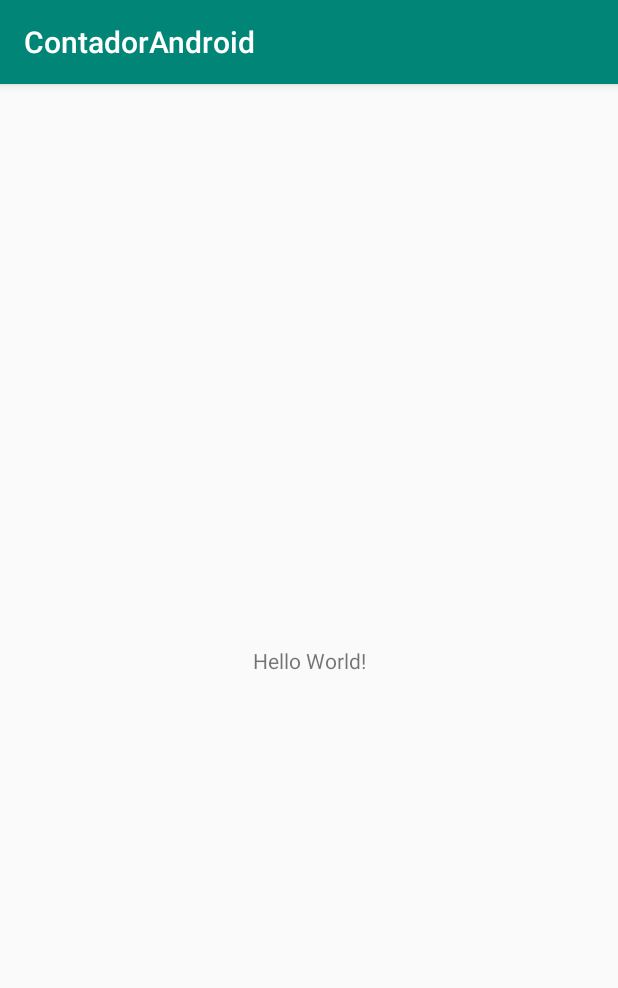
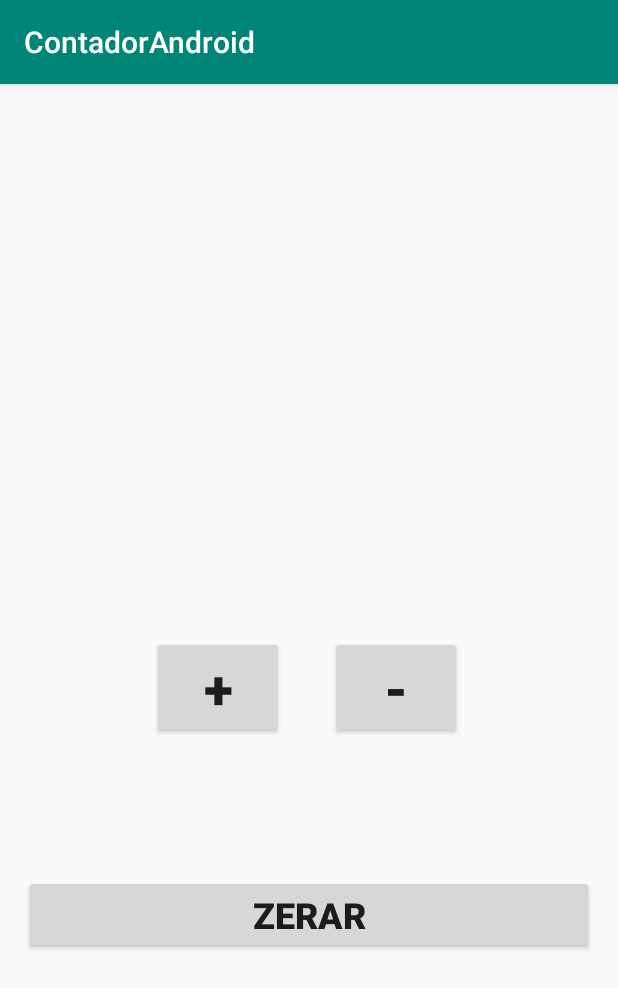
Before and after one commit to Faracoeng/Android-Studio, an Android app: the screen it shows after launch (MainActivity), on a phone screen of 412 x 824 dp. Shown: the top 988 px of the screen. Run offline under Robolectric (Android 15) with nearby library versions, the phone set to English and light mode, and no system bars.

Commit message:
Contador finalizado

```diff
--- a/Contador/app/src/main/java/com/example/contadorandroid/MainActivity.java
+++ b/Contador/app/src/main/java/com/example/contadorandroid/MainActivity.java
@@ -3,6 +3,8 @@ package com.example.contadorandroid;
 import androidx.appcompat.app.AppCompatActivity;
 
 import android.os.Bundle;
+import android.view.View;
+import android.widget.TextView;
 
 public class MainActivity extends AppCompatActivity {
     private int contador;
@@ -13,4 +15,28 @@ public class MainActivity extends AppCompatActivity {
         setContentView(R.layout.activity_main);
         this.contador = 0;
     }
+
+    public void decrementar(View view) {
+        // Decrementar contador
+        this.contador -= 1;
+        // Colocando mensagem na tela de saida
+        TextView mensagem = findViewById(R.id.telaContagem);
+        mensagem.setText(this.contador+"");
+    }
+
+    public void incrementar(View view) {
+        // Incrementar contador
+        this.contador += 1;
+        // Colocando mensagem na tela de saida
+        TextView mensagem = findViewById(R.id.telaContagem);
+        mensagem.setText(this.contador+"");
+    }
+
+    public void zerar(View view) {
+        // Incrementar contador
+        this.contador = 0;
+        // Colocando mensagem na tela de saida
+        TextView mensagem = findViewById(R.id.telaContagem);
+        mensagem.setText(this.contador+"");
+    }
 }
--- a/Contador/app/src/main/res/layout/activity_main.xml
+++ b/Contador/app/src/main/res/layout/activity_main.xml
@@ -7,12 +7,79 @@
     tools:context=".MainActivity">
 
     <TextView
+        android:id="@+id/telaContagem"
+        android:layout_width="0dp"
+        android:layout_height="wrap_content"
+        android:textAppearance="@style/TextAppearance.AppCompat.Display1"
+        android:textColor="#F44336"
+        android:textSize="128sp"
+        android:textStyle="bold"
+        android:typeface="serif"
+        android:visibility="visible"
+        app:layout_constraintBottom_toBottomOf="parent"
+        app:layout_constraintHorizontal_bias="0.0"
+        app:layout_constraintLeft_toLeftOf="parent"
+        app:layout_constraintRight_toRightOf="parent"
+        app:layout_constraintTop_toTopOf="parent"
+        app:layout_constraintVertical_bias="0.060000002" />
+
+    <Button
+        android:id="@+id/buttonDecrementar"
         android:layout_width="wrap_content"
         android:layout_height="wrap_content"
-        android:text="Hello World!"
+        android:layout_marginTop="16dp"
+        android:layout_marginEnd="104dp"
+        android:layout_marginRight="104dp"
+        android:layout_marginBottom="40dp"
+        android:onClick="decrementar"
+        android:text="-"
+        android:textSize="36sp"
+        android:textStyle="bold"
         app:layout_constraintBottom_toBottomOf="parent"
-        app:layout_constraintLeft_toLeftOf="parent"
-        app:layout_constraintRight_toRightOf="parent"
-        app:layout_constraintTop_toTopOf="parent" />
+        app:layout_constraintEnd_toEndOf="parent"
+        app:layout_constraintTop_toBottomOf="@+id/telaContagem"
+        app:layout_constraintVertical_bias="0.329" />
+
+    <Button
+        android:id="@+id/buttonIncrementar"
+        android:layout_width="wrap_content"
+        android:layout_height="wrap_content"
+        android:layout_marginStart="16dp"
+        android:layout_marginLeft="16dp"
+        android:layout_marginTop="16dp"
+        android:layout_marginEnd="16dp"
+        android:layout_marginRight="16dp"
+        android:layout_marginBottom="40dp"
+        android:onClick="incrementar"
+        android:text="+"
+        android:textSize="36sp"
+        android:textStyle="bold"
+        app:layout_constraintBottom_toBottomOf="parent"
+        app:layout_constraintEnd_toStartOf="@+id/buttonDecrementar"
+        app:layout_constraintHorizontal_bias="0.854"
+        app:layout_constraintStart_toStartOf="parent"
+        app:layout_constraintTop_toBottomOf="@+id/telaContagem"
+        app:layout_constraintVertical_bias="0.329" />
+
+    <Button
+        android:id="@+id/buttonZerar"
+        android:layout_width="0dp"
+        android:layout_height="wrap_content"
+        android:layout_marginStart="16dp"
+        android:layout_marginLeft="16dp"
+        android:layout_marginTop="16dp"
+        android:layout_marginEnd="16dp"
+        android:layout_marginRight="16dp"
+        android:layout_marginBottom="16dp"
+        android:onClick="zerar"
+        android:text="Zerar"
+        android:textSize="24sp"
+        android:textStyle="bold"
+        app:layout_constraintBottom_toBottomOf="parent"
+        app:layout_constraintEnd_toEndOf="parent"
+        app:layout_constraintHorizontal_bias="0.498"
+        app:layout_constraintStart_toStartOf="parent"
+        app:layout_constraintTop_toBottomOf="@+id/telaContagem"
+        app:layout_constraintVertical_bias="0.637" />
 
 </androidx.constraintlayout.widget.ConstraintLayout>
```
